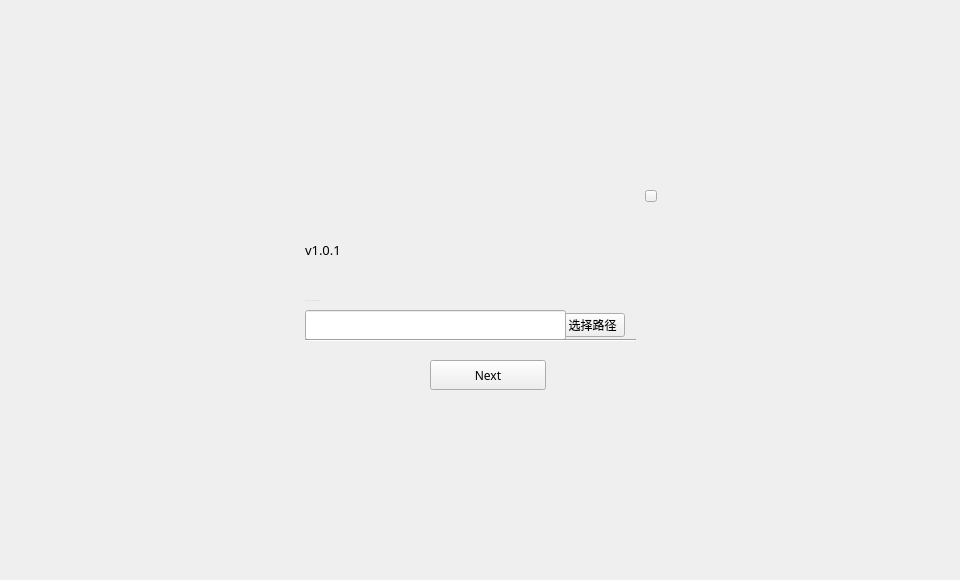
This is LNKWallet/selectwalletpathwidget.ui in HcashOrg/hx-indicator as Qt 5 draws it before an edit. The edited form follows.
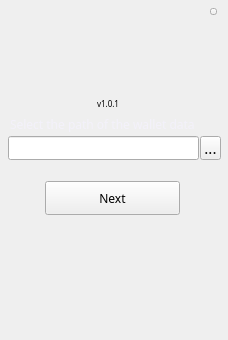
This is the edited form.

```diff
--- a/LNKWallet/selectwalletpathwidget.ui
+++ b/LNKWallet/selectwalletpathwidget.ui
@@ -6,8 +6,8 @@
    <rect>
     <x>0</x>
     <y>0</y>
-    <width>960</width>
-    <height>580</height>
+    <width>228</width>
+    <height>340</height>
    </rect>
   </property>
   <property name="font">
@@ -21,34 +21,34 @@
   <widget class="QToolButton" name="pathBtn">
    <property name="geometry">
     <rect>
-     <x>560</x>
-     <y>313</y>
-     <width>65</width>
+     <x>200</x>
+     <y>136</y>
+     <width>21</width>
      <height>24</height>
     </rect>
    </property>
    <property name="font">
     <font>
-     <family>Microsoft YaHei UI Light</family>
+     <pointsize>-1</pointsize>
     </font>
    </property>
    <property name="cursor">
     <cursorShape>PointingHandCursor</cursorShape>
    </property>
    <property name="styleSheet">
-    <string notr="true"/>
+    <string notr="true">font-size:15px;</string>
    </property>
    <property name="text">
-    <string>选择路径</string>
+    <string>...</string>
    </property>
   </widget>
   <widget class="QLineEdit" name="pathLineEdit">
    <property name="geometry">
     <rect>
-     <x>305</x>
-     <y>310</y>
-     <width>261</width>
-     <height>30</height>
+     <x>8</x>
+     <y>136</y>
+     <width>191</width>
+     <height>24</height>
     </rect>
    </property>
    <property name="font">
@@ -62,43 +62,17 @@
    <property name="readOnly">
     <bool>true</bool>
    </property>
-  </widget>
-  <widget class="QLabel" name="label">
-   <property name="geometry">
-    <rect>
-     <x>305</x>
-     <y>290</y>
-     <width>220</width>
-     <height>20</height>
-    </rect>
-   </property>
-   <property name="font">
-    <font>
-     <family>Microsoft YaHei UI Light</family>
-     <pointsize>-1</pointsize>
-     <weight>50</weight>
-     <italic>false</italic>
-     <bold>false</bold>
-    </font>
-   </property>
-   <property name="styleSheet">
-    <string notr="true">color: rgb(192, 196, 212);
-font: 12px &quot;Microsoft YaHei UI Light&quot;;</string>
-   </property>
-   <property name="text">
-    <string>Select the path of the wallet data</string>
-   </property>
-   <property name="alignment">
-    <set>Qt::AlignLeading|Qt::AlignLeft|Qt::AlignVCenter</set>
+   <property name="placeholderText">
+    <string/>
    </property>
   </widget>
   <widget class="QToolButton" name="closeBtn">
    <property name="geometry">
     <rect>
-     <x>645</x>
-     <y>190</y>
-     <width>12</width>
-     <height>12</height>
+     <x>210</x>
+     <y>8</y>
+     <width>7</width>
+     <height>7</height>
     </rect>
    </property>
    <property name="cursor">
@@ -114,10 +88,10 @@
   <widget class="QToolButton" name="okBtn">
    <property name="geometry">
     <rect>
-     <x>430</x>
-     <y>360</y>
-     <width>116</width>
-     <height>30</height>
+     <x>45</x>
+     <y>181</y>
+     <width>135</width>
+     <height>34</height>
     </rect>
    </property>
    <property name="cursor">
@@ -133,57 +107,64 @@
     <string>Next</string>
    </property>
   </widget>
-  <widget class="QLabel" name="welcome_label">
-   <property name="geometry">
-    <rect>
-     <x>305</x>
-     <y>190</y>
-     <width>100</width>
-     <height>45</height>
-    </rect>
-   </property>
-   <property name="font">
-    <font>
-     <family>黑体</family>
-     <pointsize>16</pointsize>
-    </font>
-   </property>
-   <property name="styleSheet">
-    <string notr="true"/>
-   </property>
-   <property name="text">
-    <string/>
-   </property>
-  </widget>
   <widget class="QLabel" name="label_version">
    <property name="geometry">
     <rect>
-     <x>305</x>
-     <y>240</y>
+     <x>97</x>
+     <y>94</y>
      <width>80</width>
      <height>20</height>
     </rect>
    </property>
    <property name="font">
     <font>
-     <pointsize>10</pointsize>
+     <pointsize>-1</pointsize>
     </font>
    </property>
+   <property name="styleSheet">
+    <string notr="true">font-size: 8px;</string>
+   </property>
    <property name="text">
     <string>v1.0.1</string>
    </property>
   </widget>
-  <widget class="Line" name="line">
+  <widget class="QLabel" name="welcome">
    <property name="geometry">
     <rect>
-     <x>305</x>
-     <y>332</y>
-     <width>331</width>
+     <x>72</x>
+     <y>82</y>
+     <width>78</width>
+     <height>15</height>
+    </rect>
+   </property>
+   <property name="font">
+    <font>
+     <family>黑体</family>
+     <pointsize>16</pointsize>
+    </font>
+   </property>
+   <property name="styleSheet">
+    <string notr="true"/>
+   </property>
+   <property name="text">
+    <string/>
+   </property>
+  </widget>
+  <widget class="QLabel" name="label">
+   <property name="geometry">
+    <rect>
+     <x>10</x>
+     <y>116</y>
+     <width>201</width>
      <height>16</height>
     </rect>
    </property>
-   <property name="orientation">
-    <enum>Qt::Horizontal</enum>
+   <property name="styleSheet">
+    <string notr="true">color: rgb(243, 241, 250);
+font: 75 10px &quot;Microsoft JhengHei UI Light&quot;;</string>
+   </property>
+   <property name="text">
+    <string>Select the path of the wallet data</string>
    </property>
   </widget>
  </widget>
```
Left out of the diff: 7 changed lines with no effect on the pictures.
